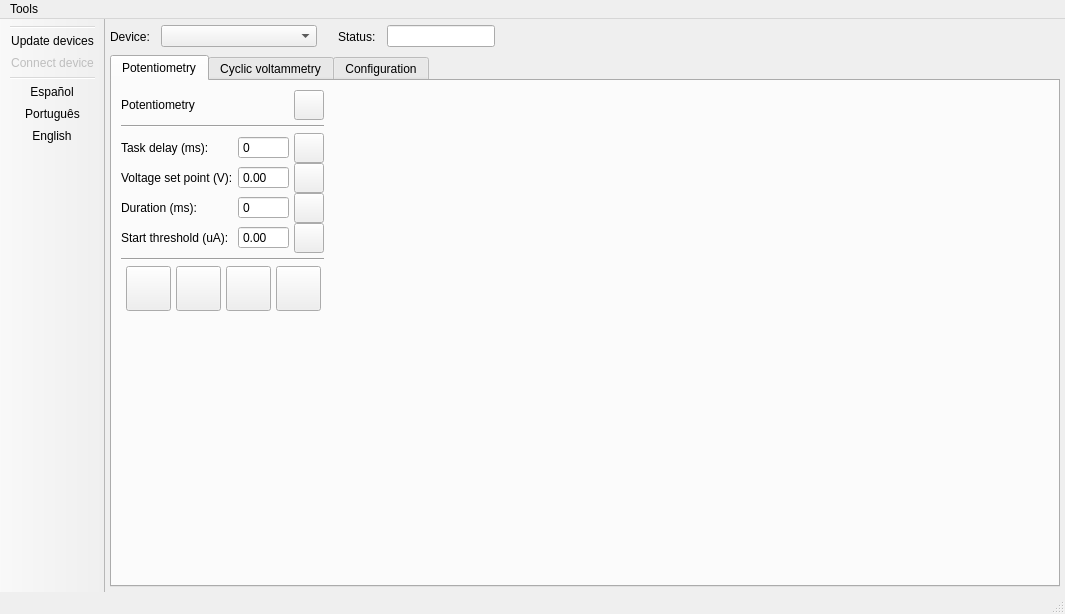
Above: app/resources/ui/mainWindow.ui from Jaimead7/Potentiostat before the change. Below: the same form after it.
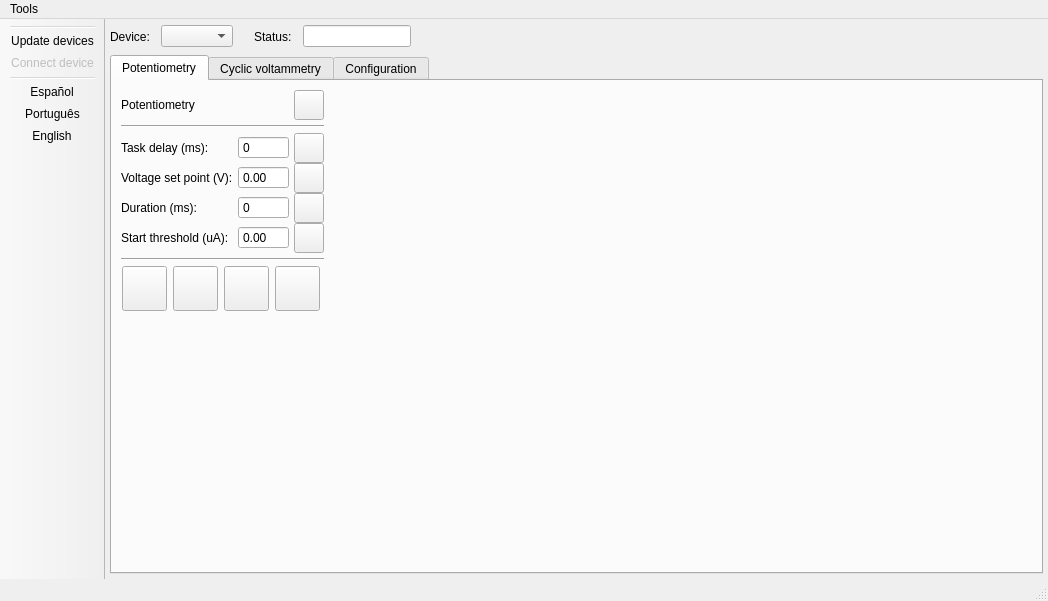
That is the form after the change. The open tabs and pages were chosen to show the change. Icons and pictures are not drawn.

Diff of the .ui file:
```diff
--- a/app/resources/ui/mainWindow.ui
+++ b/app/resources/ui/mainWindow.ui
@@ -6,8 +6,8 @@
    <rect>
     <x>0</x>
     <y>0</y>
-    <width>1065</width>
-    <height>614</height>
+    <width>1048</width>
+    <height>601</height>
    </rect>
   </property>
   <property name="minimumSize">
@@ -153,9 +153,6 @@
         <property name="currentIndex">
          <number>-1</number>
         </property>
-        <property name="placeholderText">
-         <string>Seleccionar dispositivo</string>
-        </property>
        </widget>
       </item>
      </layout>
@@ -480,6 +477,12 @@
                 <property name="sizeType">
                  <enum>QSizePolicy::Preferred</enum>
                 </property>
+                <property name="sizeHint" stdset="0">
+                 <size>
+                  <width>0</width>
+                  <height>0</height>
+                 </size>
+                </property>
                </spacer>
               </item>
               <item>
@@ -1415,7 +1418,7 @@
     <rect>
      <x>0</x>
      <y>0</y>
-     <width>1065</width>
+     <width>1048</width>
      <height>21</height>
     </rect>
    </property>
```
Left out of the diff: 6 changed lines with no effect on the pictures.
